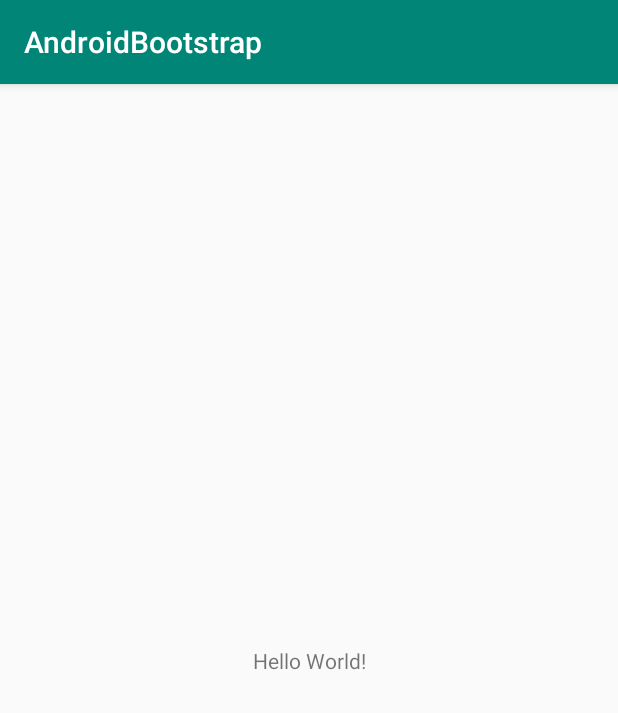
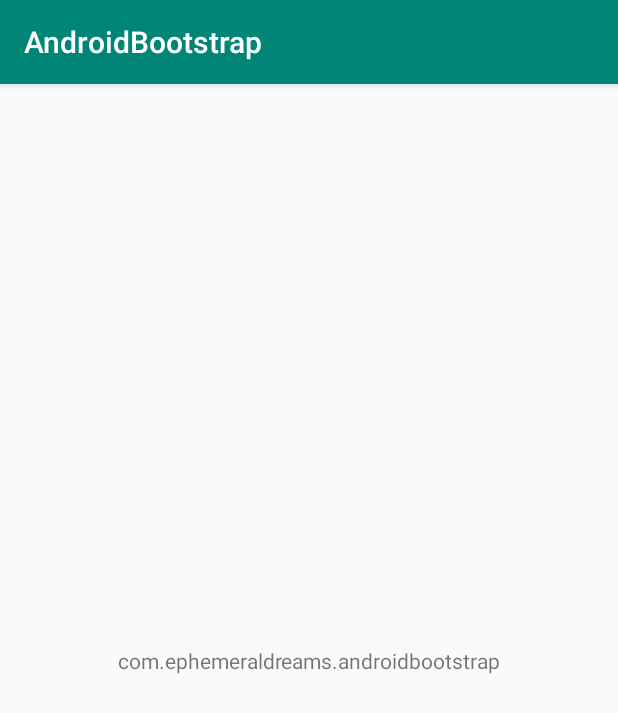
Before and after one commit to EphemeralDreams/AndroidBootstrap, an Android app: the screen it shows after launch (HomeActivity), on a phone screen of 412 x 824 dp. Shown: the top 713 px of the screen. Run offline under Robolectric (Android 15) with nearby library versions, the phone set to English and light mode, and no system bars; our stand-ins replace Dagger/Hilt's generated code, Timber; 1 statement that could not run was skipped.

Commit message:
Set up Dagger DI for HomeActivity

```diff
--- a/app/src/main/java/com/ephemeraldreams/androidbootstrap/ApplicationComponent.kt
+++ b/app/src/main/java/com/ephemeraldreams/androidbootstrap/ApplicationComponent.kt
@@ -2,6 +2,7 @@ package com.ephemeraldreams.androidbootstrap
 
 import com.ephemeraldreams.androidbootstrap.data.DataModule
 import com.ephemeraldreams.androidbootstrap.net.NetworkModule
+import com.ephemeraldreams.androidbootstrap.ui.ActivityModule
 import dagger.BindsInstance
 import dagger.Component
 import dagger.android.AndroidInjectionModule
@@ -12,6 +13,7 @@ import javax.inject.Singleton
 @Component(
     modules = [
         AndroidInjectionModule::class,
+        ActivityModule::class,
         ApplicationModule::class,
         DataModule::class,
         NetworkModule::class
--- a/app/src/main/java/com/ephemeraldreams/androidbootstrap/ui/home/HomeActivity.kt
+++ b/app/src/main/java/com/ephemeraldreams/androidbootstrap/ui/home/HomeActivity.kt
@@ -1,6 +1,21 @@
 package com.ephemeraldreams.androidbootstrap.ui.home
 
-import androidx.appcompat.app.AppCompatActivity
+import android.os.Bundle
+import android.widget.TextView
 import com.ephemeraldreams.androidbootstrap.R
+import com.ephemeraldreams.androidbootstrap.annotations.ApplicationId
+import dagger.android.support.DaggerAppCompatActivity
+import javax.inject.Inject
 
-class HomeActivity : AppCompatActivity(R.layout.activity_home)
+class HomeActivity : DaggerAppCompatActivity() {
+
+    @Inject @ApplicationId lateinit var applicationId: String
+
+    override fun onCreate(savedInstanceState: Bundle?) {
+        super.onCreate(savedInstanceState)
+        setContentView(R.layout.activity_home)
+
+        val textView = findViewById<TextView>(R.id.home_text_view)
+        textView.text = applicationId
+    }
+}
--- a/app/src/main/res/layout/activity_home.xml
+++ b/app/src/main/res/layout/activity_home.xml
@@ -7,6 +7,7 @@
     tools:context=".ui.home.HomeActivity">
 
     <TextView
+        android:id="@+id/home_text_view"
         android:layout_width="wrap_content"
         android:layout_height="wrap_content"
         android:text="Hello World!"
```
Also changed, not shown: app/src/main/java/com/ephemeraldreams/androidbootstrap/ApplicationModule.kt (+7 -0 lines), app/src/main/java/com/ephemeraldreams/androidbootstrap/ApplicationModuleBinders.kt (deleted, +0 -11 lines), app/src/main/java/com/ephemeraldreams/androidbootstrap/ui/ActivityModule.kt (added, +10 -0 lines).
